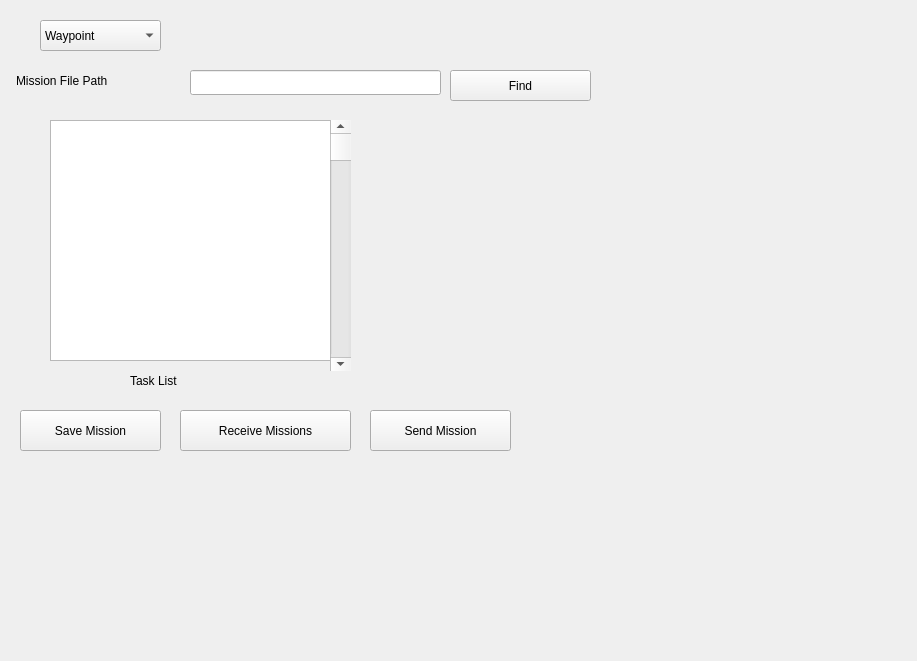
Above: GUI/Src/task_selector_widget.ui from Mechatronics-SDSU/mechatronics-2019 before the change. Below: the same form after it.
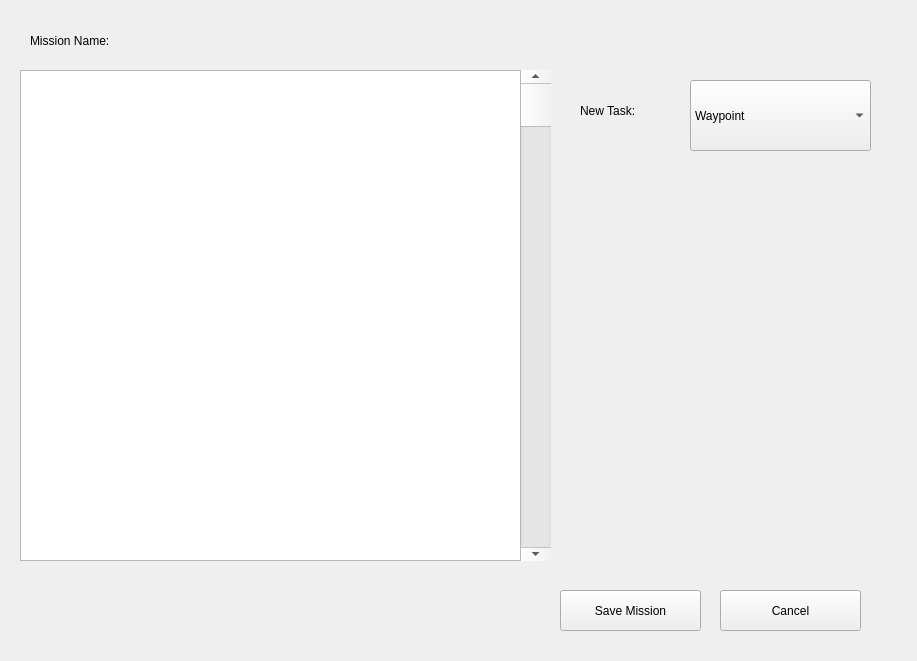
That is the form after the change.

Commit message: changed task selector ui file

The edit to the form file:
```diff
--- a/GUI/Src/task_selector_widget.ui
+++ b/GUI/Src/task_selector_widget.ui
@@ -16,10 +16,10 @@
   <widget class="QComboBox" name="selectorBox">
    <property name="geometry">
     <rect>
-     <x>40</x>
-     <y>20</y>
-     <width>121</width>
-     <height>31</height>
+     <x>690</x>
+     <y>80</y>
+     <width>181</width>
+     <height>71</height>
     </rect>
    </property>
    <item>
@@ -37,42 +37,27 @@
      <string>Gate - No Vision</string>
     </property>
    </item>
-   <item>
-    <property name="text">
-     <string>Gate - Vision</string>
-    </property>
-   </item>
-  </widget>
-  <widget class="QListView" name="taskList">
-   <property name="geometry">
-    <rect>
-     <x>50</x>
-     <y>120</y>
-     <width>281</width>
-     <height>241</height>
-    </rect>
-   </property>
   </widget>
   <widget class="QLabel" name="listLabel">
    <property name="geometry">
     <rect>
-     <x>130</x>
-     <y>370</y>
-     <width>81</width>
+     <x>30</x>
+     <y>30</y>
+     <width>181</width>
      <height>21</height>
     </rect>
    </property>
    <property name="text">
-    <string>Task List</string>
+    <string>Mission Name:</string>
    </property>
   </widget>
   <widget class="QScrollBar" name="taskListScrollBar">
    <property name="geometry">
     <rect>
-     <x>330</x>
-     <y>120</y>
-     <width>21</width>
-     <height>251</height>
+     <x>520</x>
+     <y>70</y>
+     <width>31</width>
+     <height>491</height>
     </rect>
    </property>
    <property name="orientation">
@@ -82,8 +67,8 @@
   <widget class="QPushButton" name="saveButton">
    <property name="geometry">
     <rect>
-     <x>20</x>
-     <y>410</y>
+     <x>560</x>
+     <y>590</y>
      <width>141</width>
      <height>41</height>
     </rect>
@@ -95,64 +80,38 @@
   <widget class="QPushButton" name="receiveButton">
    <property name="geometry">
     <rect>
-     <x>180</x>
-     <y>410</y>
-     <width>171</width>
-     <height>41</height>
-    </rect>
-   </property>
-   <property name="text">
-    <string>Receive Missions</string>
-   </property>
-  </widget>
-  <widget class="QPushButton" name="sendButton">
-   <property name="geometry">
-    <rect>
-     <x>370</x>
-     <y>410</y>
+     <x>720</x>
+     <y>590</y>
      <width>141</width>
      <height>41</height>
     </rect>
    </property>
    <property name="text">
-    <string>Send Mission</string>
+    <string>Cancel</string>
    </property>
   </widget>
-  <widget class="QLineEdit" name="findFileEditor">
+  <widget class="QLabel" name="listLabel_2">
    <property name="geometry">
     <rect>
-     <x>190</x>
-     <y>70</y>
-     <width>251</width>
-     <height>25</height>
+     <x>580</x>
+     <y>80</y>
+     <width>101</width>
+     <height>61</height>
     </rect>
    </property>
-  </widget>
-  <widget class="QLabel" name="findFileLabel">
-   <property name="geometry">
-    <rect>
-     <x>16</x>
-     <y>60</y>
-     <width>191</width>
-     <height>41</height>
-    </rect>
-   </property>
    <property name="text">
-    <string>Mission File Path</string>
+    <string>New Task:</string>
    </property>
   </widget>
-  <widget class="QPushButton" name="findFileButton">
+  <widget class="QPlainTextEdit" name="plainTextEdit">
    <property name="geometry">
     <rect>
-     <x>450</x>
+     <x>20</x>
      <y>70</y>
-     <width>141</width>
-     <height>31</height>
+     <width>501</width>
+     <height>491</height>
     </rect>
    </property>
-   <property name="text">
-    <string>Find</string>
-   </property>
   </widget>
  </widget>
  <resources/>
```
Left out of the diff: 2 changed lines with no effect on the pictures. The commit also changes 5 other files.
